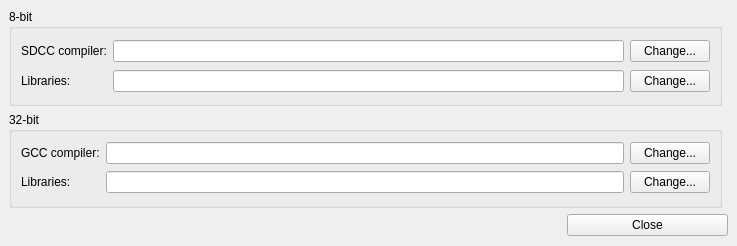
Old version of the form qtgui/frames/paths.ui in the repository PinguinoIDE/pinguino-ide.
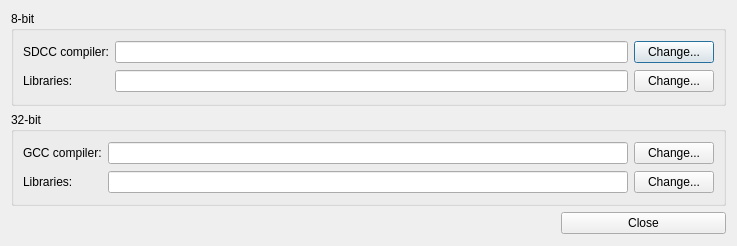
New version of the form.

Patch:
```diff
--- a/qtgui/frames/paths.ui
+++ b/qtgui/frames/paths.ui
@@ -1,7 +1,7 @@
 <?xml version="1.0" encoding="UTF-8"?>
 <ui version="4.0">
  <class>Paths</class>
- <widget class="QMainWindow" name="Paths">
+ <widget class="QDialog" name="Paths">
   <property name="geometry">
    <rect>
     <x>0</x>
@@ -13,8 +13,7 @@
   <property name="windowTitle">
    <string>Pinguino Paths</string>
   </property>
-  <widget class="QWidget" name="centralwidget">
-   <layout class="QGridLayout" name="gridLayout_4">
+  <layout class="QGridLayout" name="gridLayout_5">
     <item row="0" column="0">
      <widget class="QGroupBox" name="groupBox">
       <property name="title">
@@ -63,7 +62,7 @@
       <property name="title">
        <string>32-bit</string>
       </property>
-      <layout class="QGridLayout" name="gridLayout_2">
+     <layout class="QGridLayout" name="gridLayout_4">
        <item row="0" column="2">
         <widget class="QPushButton" name="pushButton_gcc_bin">
          <property name="text">
@@ -75,14 +74,14 @@
         <widget class="QLineEdit" name="lineEdit_gcc_bin"/>
        </item>
        <item row="0" column="0">
-        <widget class="QLabel" name="label_2">
+       <widget class="QLabel" name="label_4">
          <property name="text">
           <string>GCC compiler:</string>
          </property>
         </widget>
        </item>
        <item row="1" column="0">
-        <widget class="QLabel" name="label_7">
+       <widget class="QLabel" name="label_8">
          <property name="text">
           <string>Libraries:</string>
          </property>
@@ -101,8 +100,8 @@
       </layout>
      </widget>
     </item>
-    <item row="2" column="0" colspan="2">
-     <layout class="QHBoxLayout" name="horizontalLayout">
+   <item row="2" column="0">
+    <layout class="QHBoxLayout" name="horizontalLayout_2">
       <item>
        <spacer name="horizontalSpacer">
         <property name="orientation">
@@ -120,7 +119,7 @@
        <widget class="QPushButton" name="pushButton_close">
         <property name="minimumSize">
          <size>
-          <width>161</width>
+         <width>165</width>
           <height>0</height>
          </size>
         </property>
@@ -133,14 +132,6 @@
     </item>
    </layout>
   </widget>
- </widget>
- <tabstops>
-  <tabstop>pushButton_close</tabstop>
-  <tabstop>lineEdit_sdcc_bin</tabstop>
-  <tabstop>pushButton_sdcc_bin</tabstop>
-  <tabstop>lineEdit_gcc_bin</tabstop>
-  <tabstop>pushButton_gcc_bin</tabstop>
- </tabstops>
  <resources/>
  <connections/>
 </ui>
```
Left out of the diff: 8 changed lines with no effect on the pictures. Lines whose indentation alone changed are shown as unchanged.
